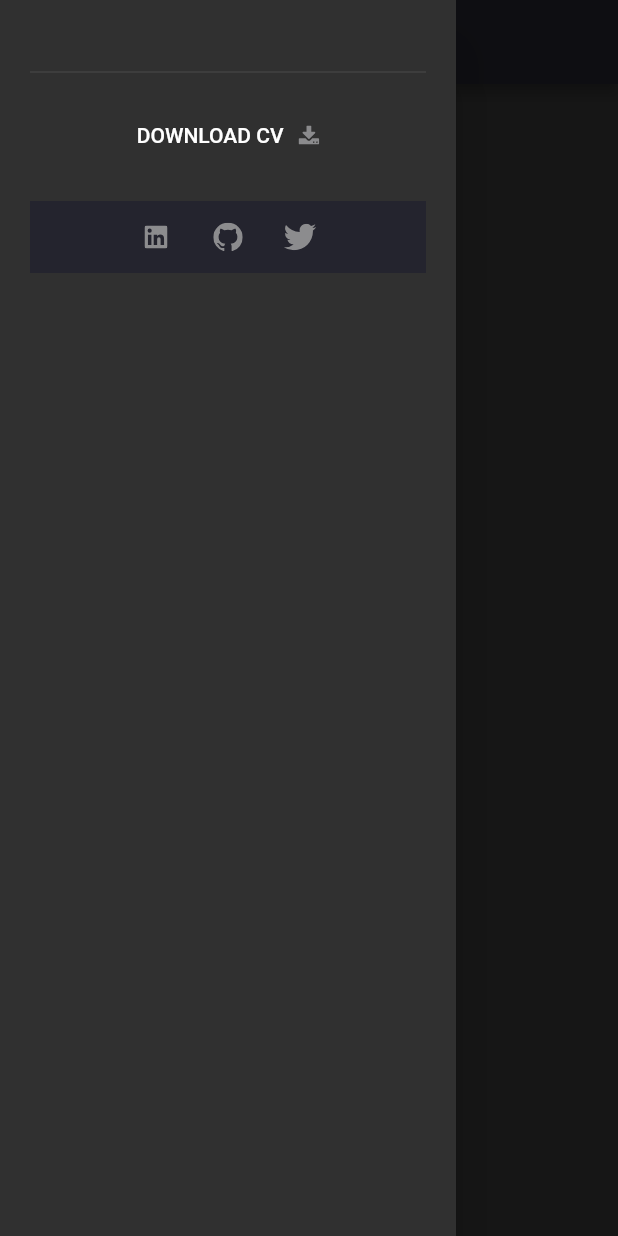
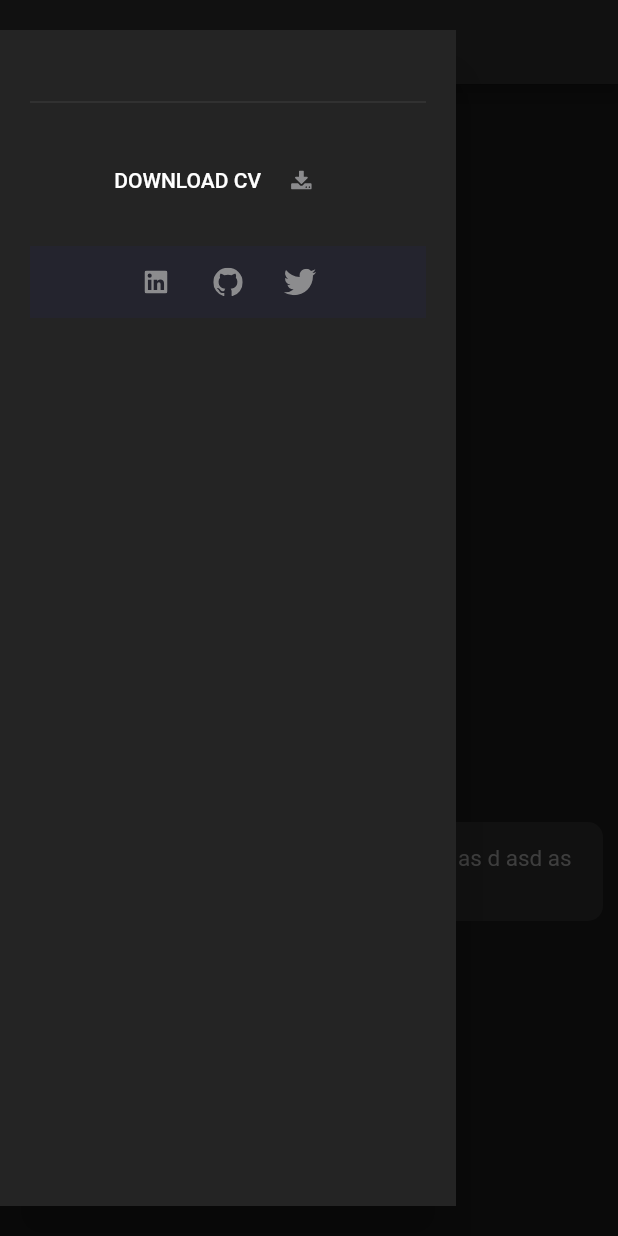
Before and after one commit to muhamadshoaib/portfolio, a Flutter app: the screen it shows after launch, after a tap on the "menu" icon, on a phone screen of 412 x 824 dp. Run offline on Flutter 3.47's test engine with Material 2 defaults, Android fonts, the phone set to English and light mode, and no system bars; our stand-ins replace flutter_svg.

Commit message:
chore: Changed the main page UI design.

```diff
--- /dev/null
+++ b/lib/components/background_card.dart
@@ -0,0 +1,44 @@
+import 'package:flutter/material.dart';
+
+class BackgroundCard extends StatelessWidget {
+  final String heading;
+  final Widget mainChild;
+  double? maxWidth;
+  BackgroundCard(
+      {super.key,
+      required this.heading,
+      required this.mainChild,
+      this.maxWidth});
+
+  @override
+  Widget build(BuildContext context) {
+    return Padding(
+      padding: const EdgeInsets.all(10.0),
+      child: Column(
+        mainAxisSize: MainAxisSize.min,
+        crossAxisAlignment: CrossAxisAlignment.start,
+        children: [
+          Text(
+            heading,
+            style: Theme.of(context).textTheme.headlineSmall,
+          ),
+          Container(
+            constraints: BoxConstraints(
+              maxWidth: maxWidth ?? double.infinity,
+            ),
+            margin: const EdgeInsets.only(top: 10.0),
+            padding: const EdgeInsets.symmetric(
+              vertical: 15.0,
+              horizontal: 10.0,
+            ),
+            decoration: BoxDecoration(
+              color: Theme.of(context).secondaryHeaderColor,
+              borderRadius: BorderRadius.circular(10.0),
+            ),
+            child: mainChild,
+          ),
+        ],
+      ),
+    );
+  }
+}
--- a/lib/components/side_bar.dart
+++ b/lib/components/side_bar.dart
@@ -10,17 +10,19 @@ class SideBar extends StatelessWidget {
   @override
   Widget build(BuildContext context) {
     return Drawer(
+      backgroundColor: Theme.of(context).secondaryHeaderColor,
       child: SafeArea(
         child: Column(
           children: [
             Expanded(
               child: SingleChildScrollView(
-                padding: EdgeInsets.all(defaultPadding),
+                padding: const EdgeInsets.all(defaultPadding),
                 child: Column(
                   children: [
-                    SizedBox(height: defaultPadding),
-                    Divider(),
-                    SizedBox(height: defaultPadding / 2),
+                    const Padding(
+                      padding: EdgeInsets.symmetric(vertical: defaultPadding),
+                      child: Divider(),
+                    ),
                     TextButton(
                       onPressed: () {},
                       child: FittedBox(
@@ -35,18 +37,23 @@ class SideBar extends StatelessWidget {
                                     .color,
                               ),
                             ),
-                            SizedBox(width: defaultPadding / 2),
-                            SvgPicture.asset("assets/icons/download.svg")
+                            Padding(
+                              padding: const EdgeInsets.symmetric(
+                                horizontal: defaultPadding,
+                              ),
+                              child:
+                                  SvgPicture.asset("assets/icons/download.svg"),
+                            )
                           ],
                         ),
                       ),
                     ),
                     Container(
-                      margin: EdgeInsets.only(top: defaultPadding),
-                      color: Color(0xFF24242E),
+                      margin: const EdgeInsets.only(top: defaultPadding),
+                      color: const Color(0xFF24242E),
                       child: Row(
+                        mainAxisAlignment: MainAxisAlignment.center,
                         children: [
-                          Spacer(),
                           IconButton(
                             onPressed: () {},
                             icon: SvgPicture.asset("assets/icons/linkedin.svg"),
@@ -59,7 +66,6 @@ class SideBar extends StatelessWidget {
                             onPressed: () {},
                             icon: SvgPicture.asset("assets/icons/twitter.svg"),
                           ),
-                          Spacer(),
                         ],
                       ),
                     ),
--- a/lib/main.dart
+++ b/lib/main.dart
@@ -1,5 +1,5 @@
 import 'package:flutter/material.dart';
-import 'package:portfolio/screens/main_screen.dart';
+import 'package:portfolio/screens/main_screen/views/main_screen.dart';
 import 'package:portfolio/theme/theme_manager.dart';
 import 'package:provider/provider.dart';
 
@@ -18,36 +18,7 @@
     return Consumer<ThemeNotifier>(
       builder: (context, theme, _) => MaterialApp(
         theme: theme.getTheme(),
-        home: MainScreen(
-          children: [],
-        ),
-        // home: Scaffold(
-        //   appBar: AppBar(
-        //     title: Text('Hybrid Theme'),
-        //   ),
-        //   body: Row(
-        //     children: [
-        //       Container(
-        //         child: FlatButton(
-        //           onPressed: () => {
-        //             print('Set Light Theme'),
-        //             theme.setLightMode(),
-        //           },
-        //           child: Text('Set Light Theme'),
-        //         ),
-        //       ),
-        //       Container(
-        //         child: FlatButton(
-        //           onPressed: () => {
-        //             print('Set Dark theme'),
-        //             theme.setDarkMode(),
-        //           },
-        //           child: Text('Set Dark theme'),
-        //         ),
-        //       ),
-        //     ],
-        //   ),
-        // ),
+        home: const MainScreen(),
       ),
     );
   }
--- a/lib/screens/main_screen.dart
+++ /dev/null
@@ -1,63 +0,0 @@
-import 'package:flutter/material.dart';
-import 'package:portfolio/components/side_bar.dart';
-import 'package:portfolio/utils/constants.dart';
-import 'package:portfolio/utils/responsive.dart';
-
-class MainScreen extends StatelessWidget {
-  const MainScreen({Key? key, required this.children}) : super(key: key);
-
-  final List<Widget> children;
-
-  @override
-  Widget build(BuildContext context) {
-    return Scaffold(
-      // We hide the appBar on desktop
-      appBar: Responsive.isDesktop(context)
-          ? null
-          : AppBar(
-              backgroundColor: Theme.of(context).backgroundColor,
-              leading: Builder(
-                builder: (context) => IconButton(
-                  onPressed: () {
-                    Scaffold.of(context).openDrawer();
-                  },
-                  icon: const Icon(Icons.menu),
-                ),
-              ),
-            ),
-      drawer: const SideBar(),
-      body: Center(
-        child: Container(
-          constraints: const BoxConstraints(maxWidth: maxWidth),
-          child: Row(
-            crossAxisAlignment: CrossAxisAlignment.start,
-            children: [
-              if (Responsive.isDesktop(context))
-                const Expanded(
-                  flex: 2,
-                  child: SideBar(),
-                ),
-              Expanded(
-                flex: 7,
-                child: SingleChildScrollView(
-                  physics: NeverScrollableScrollPhysics(),
-                  child: Column(
-                    children: [
-                      Container(
-                        color: Colors.red,
-                        height: 40,
-                        width: 40,
-                      ),
-                      ...children,
-                      // our footer
-                    ],
-                  ),
-                ),
-              ),
-            ],
-          ),
-        ),
-      ),
-    );
-  }
-}
--- /dev/null
+++ b/lib/screens/main_screen/components/personal_info_card.dart
@@ -0,0 +1,29 @@
+import 'package:flutter/material.dart';
+import 'package:flutter_svg/flutter_svg.dart';
+import 'package:portfolio/components/background_card.dart';
+
+class PersonalInformationCard extends StatelessWidget {
+  late double width;
+  PersonalInformationCard({super.key});
+
+  @override
+  Widget build(BuildContext context) {
+    width = MediaQuery.of(context).size.width;
+    return BackgroundCard(
+      heading: 'Personal Information',
+      maxWidth: width / 4,
+      mainChild: Column(
+        children: [
+          CircleAvatar(
+            minRadius: 70.0,
+            backgroundImage: AssetImage('assets/images/bg.jpeg'),
+          ),
+          Text(
+            'Hellop Woasdasdasd asdas dasdas das das das d as d as ds ad as da sas das da sd as d asd as d asd as da sd as d asd rld',
+            style: Theme.of(context).textTheme.bodySmall,
+          )
+        ],
+      ),
+    );
+  }
+}
--- /dev/null
+++ b/lib/screens/main_screen/views/main_screen.dart
@@ -0,0 +1,51 @@
+import 'package:flutter/material.dart';
+import 'package:portfolio/components/background_card.dart';
+import 'package:portfolio/components/side_bar.dart';
+import 'package:portfolio/screens/main_screen/components/personal_info_card.dart';
+import 'package:portfolio/utils/constants.dart';
+import 'package:portfolio/utils/responsive.dart';
+
+class MainScreen extends StatelessWidget {
+  const MainScreen({Key? key}) : super(key: key);
+
+  @override
+  Widget build(BuildContext context) {
+    return Scaffold(
+      // We hide the appBar on desktop
+      appBar: Responsive.isDesktop(context)
+          ? null
+          : AppBar(
+              backgroundColor: Theme.of(context).secondaryHeaderColor,
+              leading: Builder(
+                builder: (context) => IconButton(
+                  onPressed: () => Scaffold.of(context).openDrawer(),
+                  icon: const Icon(Icons.menu),
+                ),
+              ),
+            ),
+      drawer: const Padding(
+        padding: EdgeInsets.symmetric(vertical: 20.0),
+        child: SideBar(),
+      ),
+      body: Wrap(
+        spacing: 20.0,
+        runSpacing: 20.0,
+        children: [
+          PersonalInformationCard(),
+          BackgroundCard(
+            heading: 'Experience',
+            mainChild: Container(
+                child: Text(
+              'Hellop Woasdasdasd asdas das das da sd as d asd as d asd as da sd as d asd rld',
+              style: Theme.of(context).textTheme.bodySmall,
+            )),
+          ),
+          // BackgroundCard(
+          //   heading: 'Experience',
+          //   mainChild: Container(child: Text('Hellop World')),
+          // ),
+        ],
+      ),
+    );
+  }
+}
--- a/lib/theme/theme_manager.dart
+++ b/lib/theme/theme_manager.dart
@@ -2,24 +2,43 @@ import 'package:flutter/material.dart';
 
 class ThemeNotifier with ChangeNotifier {
   final darkTheme = ThemeData(
-    primaryColor: const Color(0xFF151515),
-    focusColor: const Color(0xFF242424),
-    brightness: Brightness.dark,
-    backgroundColor: const Color(0xFF1e1e28),
-  );
+      primaryColor: const Color(0xFF151515),
+      secondaryHeaderColor: const Color(0xFF242424),
+      focusColor: const Color(0xFF242424),
+      scaffoldBackgroundColor: const Color(0xFF151515),
+      brightness: Brightness.dark,
+      textTheme: const TextTheme(
+        headlineSmall: TextStyle(
+          fontSize: 15.0,
+          color: Colors.white,
+        ),
+        bodySmall: TextStyle(
+          fontSize: 15.0,
+          color: Color(0xFF878787),
+        ),
+      ));
 
   final lightTheme = ThemeData(
-    primaryColor: const Color(0xFF151515),
-    focusColor: const Color(0xFF242424),
-    brightness: Brightness.dark,
-    backgroundColor: const Color(0xFF1e1e28),
-  );
+      scaffoldBackgroundColor: const Color(0xFF151515),
+      primaryColor: const Color(0xFF151515),
+      secondaryHeaderColor: const Color(0xFF242424),
+      focusColor: const Color(0xFF242424),
+      brightness: Brightness.light,
+      textTheme: const TextTheme(
+        headlineSmall: TextStyle(
+          fontSize: 15.0,
+          color: Colors.black,
+        ),
+        bodySmall: TextStyle(
+          fontSize: 15.0,
+          color: Color(0xFF878787),
+        ),
+      ));
 
   ThemeData _themeData = ThemeData(
     primaryColor: const Color(0xFF151515),
     focusColor: const Color(0xFF242424),
     brightness: Brightness.dark,
-    backgroundColor: const Color(0xFF1e1e28),
   );
   ThemeData getTheme() => _themeData;
 
```
Also changed, not shown: pubspec.lock, 1 other file.
